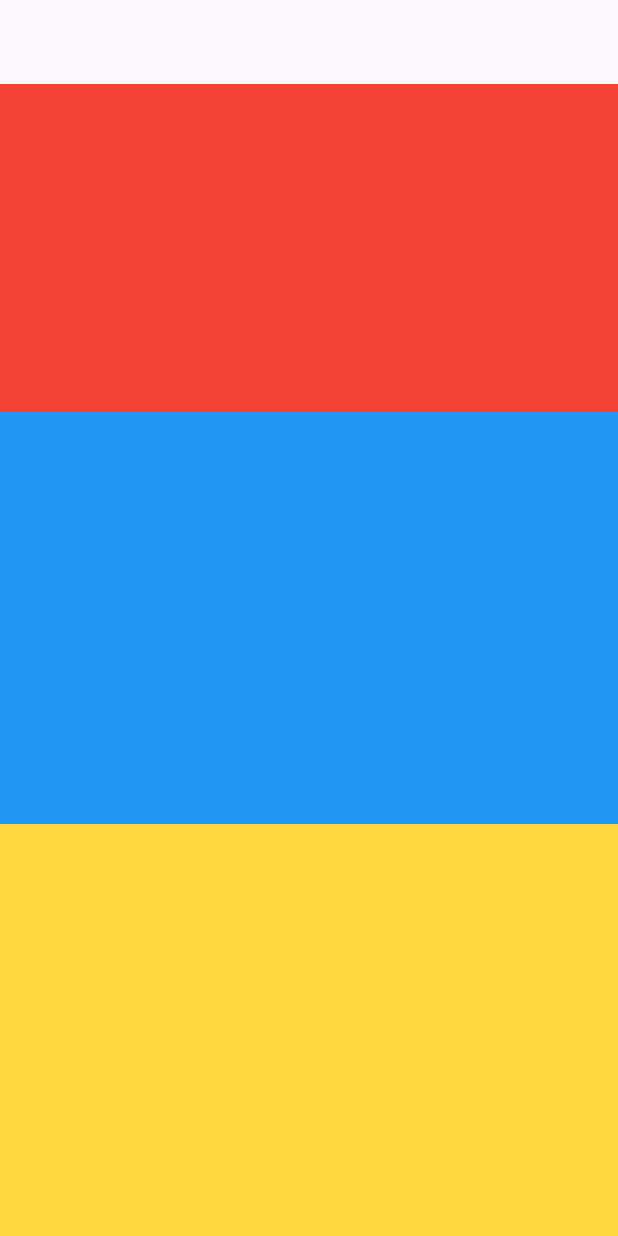
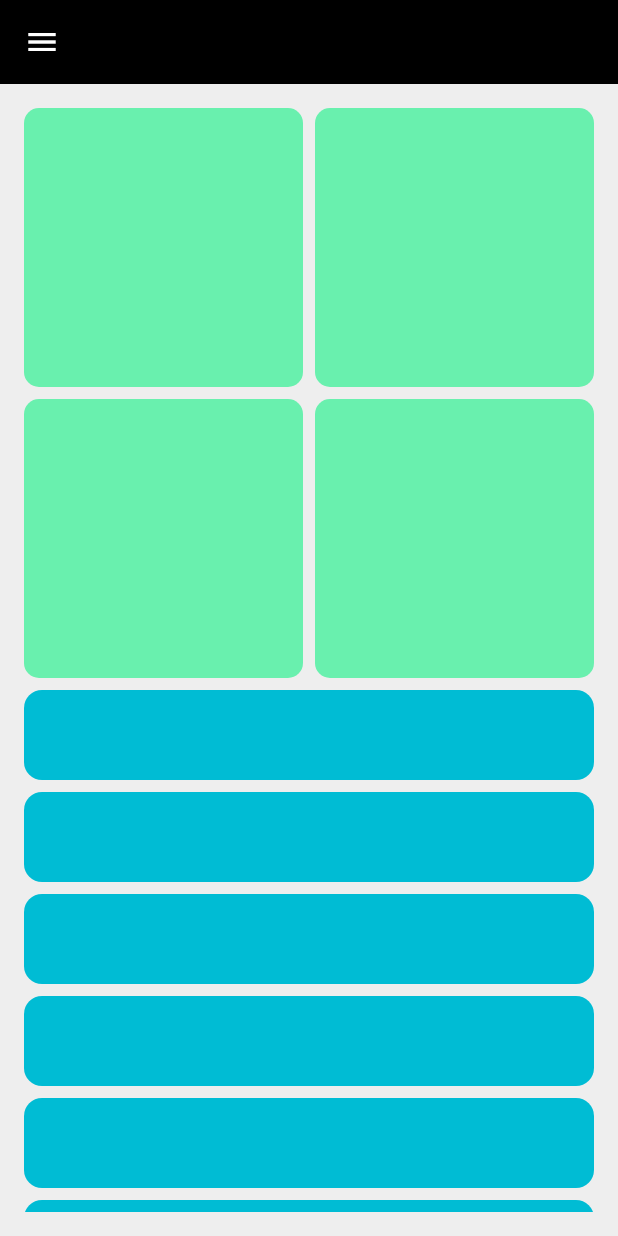
Before and after one commit to hashem2770/Responsive-Dashboard, a Flutter app: the screen it shows after launch, on a phone screen of 412 x 824 dp. Run offline on Flutter 3.47's test engine with Material 3 defaults, Android fonts, the phone set to English and light mode, and no system bars.

Commit message:
practice layout builder

```diff
--- a/lib/main.dart
+++ b/lib/main.dart
@@ -1,54 +1,19 @@
-import 'dart:developer';
 
 import 'package:flutter/material.dart';
+import 'package:responsive/views/home_view.dart';
 
 void main() {
-  runApp(const MyApp());
+  runApp(const AdaptiveApp());
 }
 
-class MyApp extends StatelessWidget {
-  const MyApp({super.key});
+class AdaptiveApp extends StatelessWidget {
+  const AdaptiveApp({super.key});
 
-  // This widget is the root of your application.
   @override
   Widget build(BuildContext context) {
     return const MaterialApp(
-      title: 'Flutter Demo',
-      home: MyHomePage(),
+      title: 'Practice Responsive',
+      home: HomeView(),
     );
   }
 }
-
-class MyHomePage extends StatelessWidget {
-  const MyHomePage({super.key});
-
-  @override
-  Widget build(BuildContext context) {
-    double height = MediaQuery.sizeOf(context).height;
-    double width = MediaQuery.sizeOf(context).width;
-
-    return  Scaffold(
-      // appbar take 56 pixels of height by default
-      appBar: AppBar(),
-      body: ExampleExample(),
-    );
-  }
-}
-
-class ExampleExample extends StatelessWidget {
-  const ExampleExample({
-    super.key,
-  });
-
-  @override
-  Widget build(BuildContext context) {
-    double height = MediaQuery.sizeOf(context).height;
-    return Column(
-      children:  [
-        Expanded(child: Container(height: height/3,color: Colors.red,)),
-        Container(height: height/3,color: Colors.blue,),
-        Container(height: height/3,color: Colors.amberAccent,),
-      ],
-    );
-  }
-}
--- /dev/null
+++ b/lib/views/home_view.dart
@@ -0,0 +1,34 @@
+import 'package:flutter/material.dart';
+import 'package:responsive/widgets/custom_drawer.dart';
+import 'package:responsive/widgets/home_view_body.dart';
+
+class HomeView extends StatefulWidget {
+  const HomeView({super.key});
+
+  @override
+  State<HomeView> createState() => _HomeViewState();
+}
+
+class _HomeViewState extends State<HomeView> {
+
+  final GlobalKey<ScaffoldState> _scaffoldKey = GlobalKey();
+  @override
+  Widget build(BuildContext context) {
+    return Scaffold(
+      key: _scaffoldKey,
+      backgroundColor: Colors.grey[200],
+      appBar: AppBar(
+        backgroundColor: Colors.black,
+        leading: IconButton(
+          icon: const Icon(Icons.menu, color: Colors.white),
+          onPressed: () {
+            _scaffoldKey.currentState!.openDrawer();
+
+          }
+        ),
+      ),
+      drawer: const CustomDrawer(),
+      body: const HomeViewBody(),
+    );
+  }
+}
--- /dev/null
+++ b/lib/widgets/custom_item.dart
@@ -0,0 +1,17 @@
+import 'package:flutter/material.dart';
+class CustomItem extends StatelessWidget {
+  const CustomItem({
+    super.key,
+  });
+
+  @override
+  Widget build(BuildContext context) {
+    return Container(
+      decoration: BoxDecoration(
+        borderRadius: BorderRadius.circular(10),
+        color: Colors.greenAccent,
+
+      ),
+    );
+  }
+}
--- /dev/null
+++ b/lib/widgets/custom_list_view.dart
@@ -0,0 +1,29 @@
+import 'package:flutter/material.dart';
+
+class CustomSliverListView extends StatelessWidget {
+  const CustomSliverListView({super.key});
+
+  @override
+  Widget build(BuildContext context) {
+    return SliverList.builder(
+      itemCount: 10,
+      itemBuilder: (context, index) {
+      return const CustomItem2();
+    },);
+  }
+}
+class CustomItem2 extends StatelessWidget {
+  const CustomItem2({super.key});
+
+  @override
+  Widget build(BuildContext context) {
+    return Container(
+      height: 60,
+      margin:  const EdgeInsets.only(top: 8),
+      decoration:  BoxDecoration(
+        color: Colors.cyan,
+        borderRadius: BorderRadius.circular(12),
+      ),
+    );
+  }
+}
--- /dev/null
+++ b/lib/widgets/home_view_body.dart
@@ -0,0 +1,27 @@
+import 'package:flutter/material.dart';
+import 'package:responsive/widgets/desktop_layout.dart';
+import 'package:responsive/widgets/tablet_layout.dart';
+
+import 'mobile_layout.dart';
+
+class HomeViewBody extends StatelessWidget {
+  const HomeViewBody({super.key});
+
+  @override
+  Widget build(BuildContext context) {
+    return Padding(
+      padding: const EdgeInsets.all(16.0),
+      child: LayoutBuilder(
+        builder: (context, constraints) {
+          if (constraints.maxWidth < 550) {
+            return const MobileLayout();
+          } else if (constraints.maxWidth < 900) {
+            return const TabletLayout();
+          } else {
+            return const DesktopLayout();
+          }
+        },
+      ),
+    );
+  }
+}
--- /dev/null
+++ b/lib/widgets/mobile_layout.dart
@@ -0,0 +1,21 @@
+import 'package:flutter/material.dart';
+
+import 'custom_list_view.dart';
+import 'custom_sliver_grid.dart';
+
+
+class MobileLayout extends StatelessWidget {
+  const MobileLayout({
+    super.key,
+  });
+
+  @override
+  Widget build(BuildContext context) {
+    return const CustomScrollView(
+        slivers: [
+          CustomSliverGrid(),
+          CustomSliverListView()
+        ]
+    );
+  }
+}
```
Also changed, not shown: lib/widgets/custom_desktop_widget.dart (added, +33 -0 lines), lib/widgets/custom_drawer.dart (added, +25 -0 lines), lib/widgets/custom_drawer_item.dart (added, +13 -0 lines), lib/widgets/custom_list.dart (added, +24 -0 lines), lib/widgets/custom_sliver_grid.dart (added, +22 -0 lines), lib/widgets/desktop_layout.dart (added, +20 -0 lines), lib/widgets/tablet_layout.dart (added, +19 -0 lines), 2 other files.
